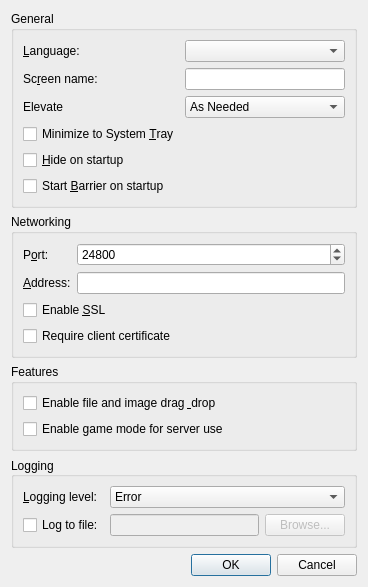
Qt form src/gui/src/SettingsDialogBase.ui (zzt5678/barrier-enhanced) before a commit.
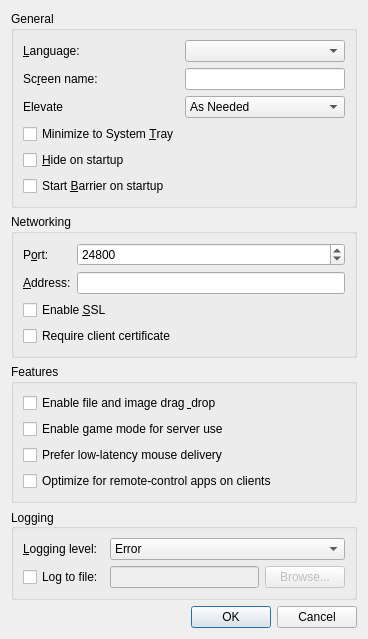
The same form after that commit.

Commit message: Stabilize shared input delivery so Barrier stays responsive under real desktop use

What changed in the file:
```diff
--- a/src/gui/src/SettingsDialogBase.ui
+++ b/src/gui/src/SettingsDialogBase.ui
@@ -228,6 +228,26 @@
         </property>
        </widget>
       </item>
+      <item>
+       <widget class="QCheckBox" name="m_pCheckBoxLowLatencyMode">
+        <property name="text">
+         <string>Prefer low-latency mouse delivery</string>
+        </property>
+        <property name="toolTip">
+         <string>Reduces mouse buffering and desk polling delay without enabling full game mode.</string>
+        </property>
+       </widget>
+      </item>
+      <item>
+       <widget class="QCheckBox" name="m_pCheckBoxNestedRemoteMode">
+        <property name="text">
+         <string>Optimize for remote-control apps on clients</string>
+        </property>
+        <property name="toolTip">
+         <string>Tunes Barrier for cases where a Windows client is itself running a remote-control tool such as Sunlogin.</string>
+        </property>
+       </widget>
+      </item>
      </layout>
     </widget>
    </item>
```
The commit also changes 43 other files.
